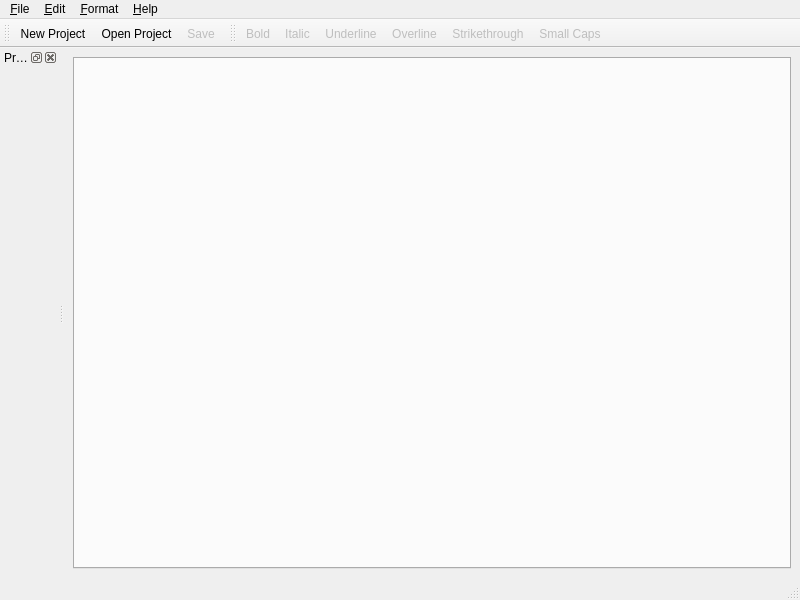
The window that core/src/novelist/windows/MainWindow.ui (Drag-On/novelist) describes before a commit, drawn with Qt 5.
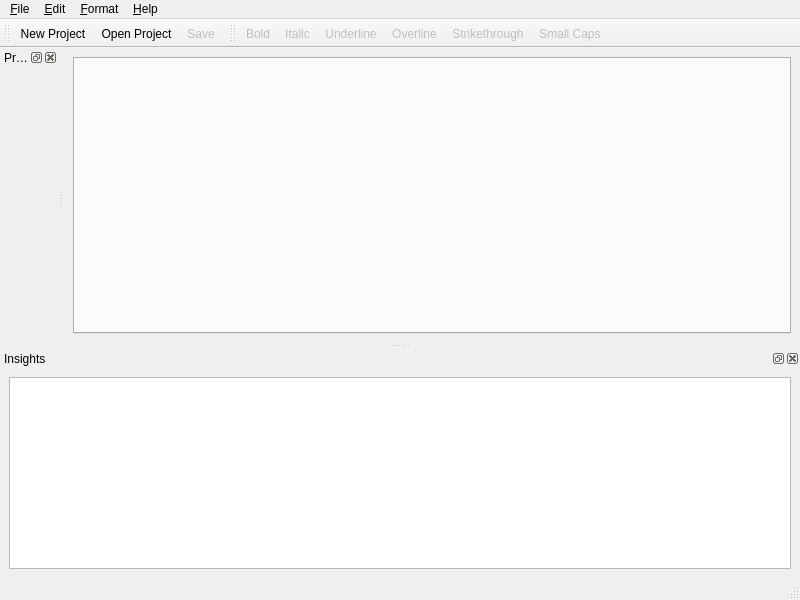
The same window after the commit. Icons and pictures are not drawn. Custom widgets are drawn as their Qt base class.

Commit message: Add table view to show all insights of current document

Diff of the .ui file:
```diff
--- a/core/src/novelist/windows/MainWindow.ui
+++ b/core/src/novelist/windows/MainWindow.ui
@@ -150,6 +150,46 @@
    <addaction name="action_Strikethrough"/>
    <addaction name="actionSmall_Caps"/>
   </widget>
+  <widget class="QDockWidget" name="dockInsights">
+   <property name="windowTitle">
+    <string>Insights</string>
+   </property>
+   <attribute name="dockWidgetArea">
+    <number>8</number>
+   </attribute>
+   <widget class="QWidget" name="dockWidgetContents_2">
+    <layout class="QVBoxLayout" name="verticalLayout_3">
+     <item>
+      <widget class="QTableView" name="tableView_insights">
+       <property name="editTriggers">
+        <set>QAbstractItemView::NoEditTriggers</set>
+       </property>
+       <property name="alternatingRowColors">
+        <bool>true</bool>
+       </property>
+       <property name="selectionMode">
+        <enum>QAbstractItemView::NoSelection</enum>
+       </property>
+       <property name="selectionBehavior">
+        <enum>QAbstractItemView::SelectRows</enum>
+       </property>
+       <attribute name="horizontalHeaderDefaultSectionSize">
+        <number>50</number>
+       </attribute>
+       <attribute name="horizontalHeaderMinimumSectionSize">
+        <number>10</number>
+       </attribute>
+       <attribute name="horizontalHeaderStretchLastSection">
+        <bool>true</bool>
+       </attribute>
+       <attribute name="verticalHeaderVisible">
+        <bool>false</bool>
+       </attribute>
+      </widget>
+     </item>
+    </layout>
+   </widget>
+  </widget>
   <action name="action_New_Project">
    <property name="icon">
     <iconset theme="document-new"/>
```
Left out of the diff: 31 changed lines with no effect on the pictures. The commit also changes 11 other files.
